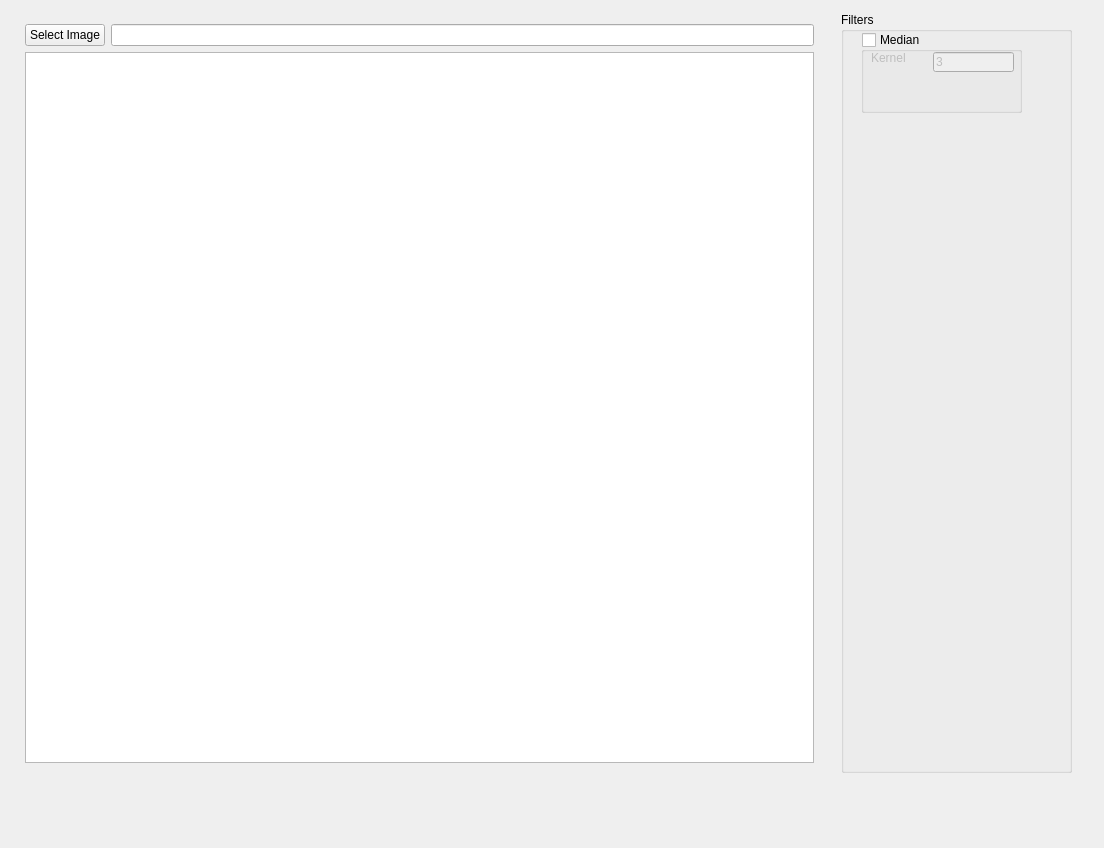
jyyun1209/Lab, file Lab/QtWidgetsFilter2D.ui: the form before one commit.
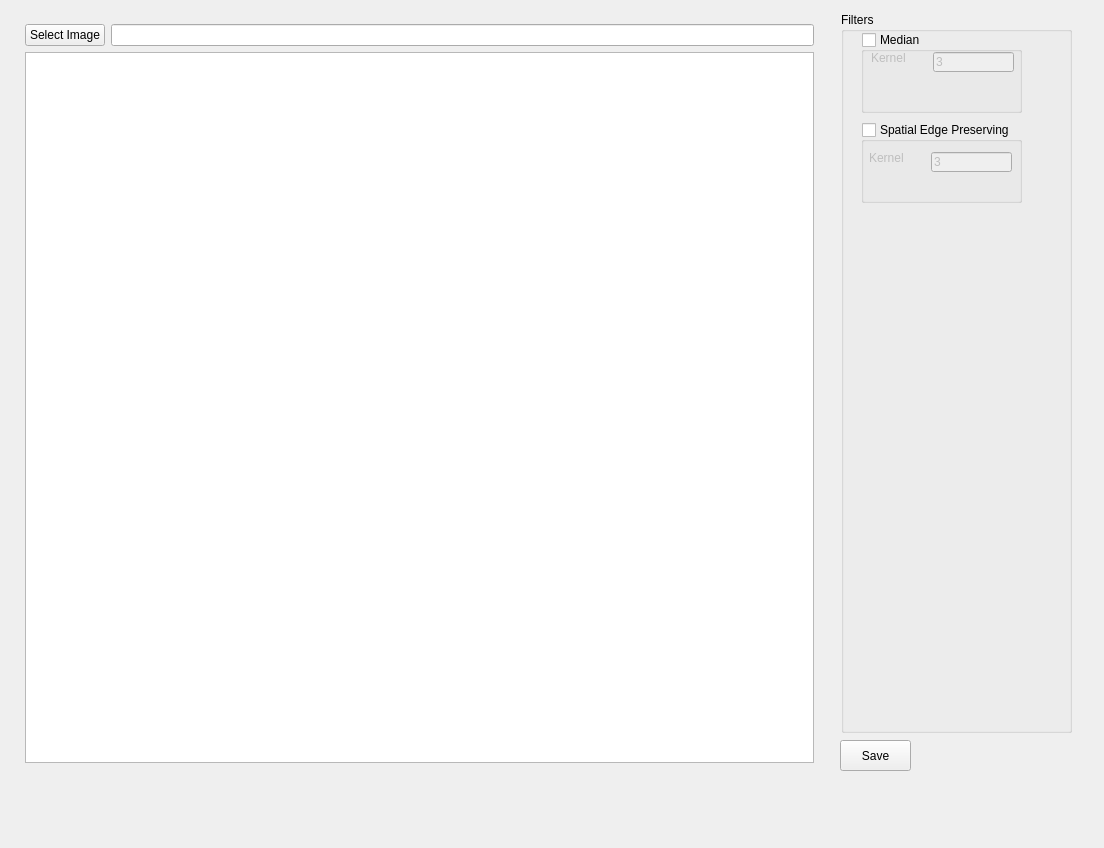
The form after the commit. Custom widgets are drawn as their Qt base class.

```diff
--- a/Lab/QtWidgetsFilter2D.ui
+++ b/Lab/QtWidgetsFilter2D.ui
@@ -19,7 +19,7 @@
      <x>841</x>
      <y>12</y>
      <width>231</width>
-     <height>761</height>
+     <height>721</height>
     </rect>
    </property>
    <property name="title">
@@ -70,6 +70,51 @@
      </property>
     </widget>
    </widget>
+   <widget class="QGroupBox" name="groupBox_SEP">
+    <property name="geometry">
+     <rect>
+      <x>20</x>
+      <y>110</y>
+      <width>161</width>
+      <height>81</height>
+     </rect>
+    </property>
+    <property name="title">
+     <string>Spatial Edge Preserving</string>
+    </property>
+    <property name="checkable">
+     <bool>true</bool>
+    </property>
+    <property name="checked">
+     <bool>false</bool>
+    </property>
+    <widget class="QLineEdit" name="lineEdit_sepKernel">
+     <property name="geometry">
+      <rect>
+       <x>70</x>
+       <y>30</y>
+       <width>81</width>
+       <height>20</height>
+      </rect>
+     </property>
+     <property name="text">
+      <string>3</string>
+     </property>
+    </widget>
+    <widget class="QLabel" name="label_2">
+     <property name="geometry">
+      <rect>
+       <x>8</x>
+       <y>30</y>
+       <width>56</width>
+       <height>12</height>
+      </rect>
+     </property>
+     <property name="text">
+      <string>Kernel</string>
+     </property>
+    </widget>
+   </widget>
   </widget>
   <widget class="QWidget" name="layoutWidget">
    <property name="geometry">
@@ -118,6 +163,19 @@
     </item>
    </layout>
   </widget>
+  <widget class="QPushButton" name="pushButton_save">
+   <property name="geometry">
+    <rect>
+     <x>840</x>
+     <y>740</y>
+     <width>71</width>
+     <height>31</height>
+    </rect>
+   </property>
+   <property name="text">
+    <string>Save</string>
+   </property>
+  </widget>
  </widget>
  <layoutdefault spacing="6" margin="11"/>
  <customwidgets>
```
